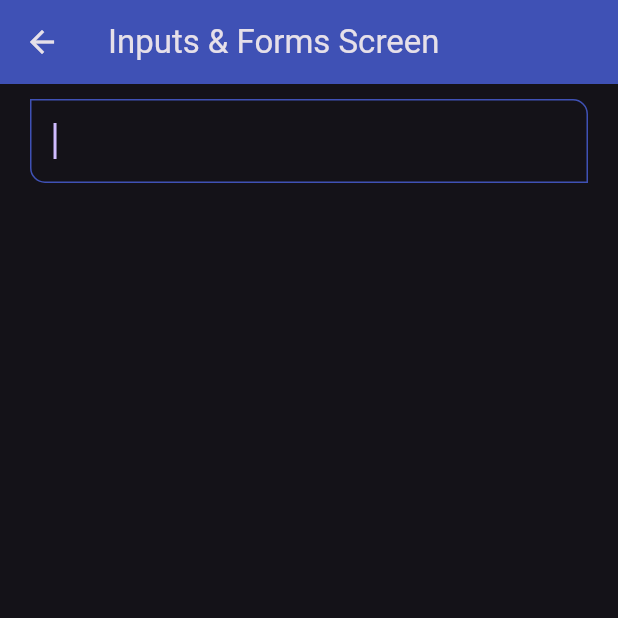
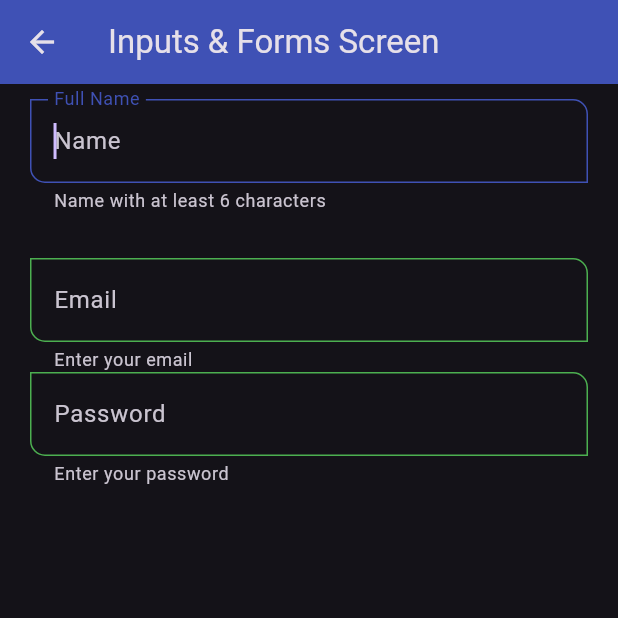
Before and after one commit to ByteRaider/flutter_components_playground, a Flutter app: the InputScreen screen opened by its route, on a phone screen of 412 x 824 dp, the top half of it. Run offline on Flutter 3.47's test engine with Material 3 defaults, Android fonts, the phone set to English and light mode, and no system bars.

Commit message:
Add email and password fields

```diff
--- a/lib/screens/input_screen.dart
+++ b/lib/screens/input_screen.dart
@@ -11,6 +11,28 @@ class InputScreen extends StatelessWidget {
         body: const SingleChildScrollView(
             child: Padding(
                 padding: EdgeInsets.symmetric(horizontal: 20, vertical: 10),
-                child: Column(children: [CustomInputField()]))));
+                child: Column(children: [
+                  CustomInputField(
+                    hintText: 'Name',
+                    labelText: 'Full Name',
+                    helperText: 'Name with at least 6 characters',
+                    keyboardType: TextInputType.name,
+                  ),
+                  SizedBox(height: 30),
+                  CustomInputField(
+                    hintText: 'Email address',
+                    labelText: 'Email',
+                    helperText: 'Enter your email',
+                    keyboardType: TextInputType.emailAddress,
+                  ),
+                  CustomInputField(
+                    hintText: 'Password',
+                    labelText: 'Password',
+                    helperText: 'Enter your password',
+                    keyboardType: TextInputType.visiblePassword,
+                    obscureText: true,
+                  ),
+                  SizedBox(height: 30),
+                ]))));
   }
 }
--- a/lib/widgets/custom_input_field.dart
+++ b/lib/widgets/custom_input_field.dart
@@ -6,6 +6,8 @@ class CustomInputField extends StatelessWidget {
   final String? helperText;
   final IconData? icon;
   final IconData? suffixIcon;
+  final TextInputType? keyboardType;
+  final bool obscureText;
 
   const CustomInputField({
     super.key,
@@ -14,6 +16,8 @@ class CustomInputField extends StatelessWidget {
     this.helperText,
     this.icon,
     this.suffixIcon,
+    this.keyboardType,
+    this.obscureText = false,
   });
 
   @override
@@ -21,7 +25,9 @@ class CustomInputField extends StatelessWidget {
     return TextFormField(
         autofocus: true,
         initialValue: '',
+        obscureText: obscureText,
         textCapitalization: TextCapitalization.words,
+        keyboardType: keyboardType,
         onChanged: (value) {
           print('value: $value');
         },
```
